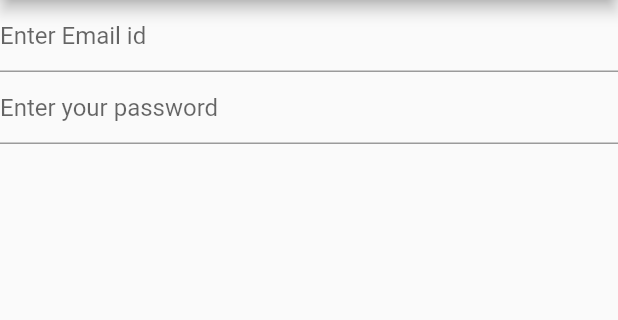
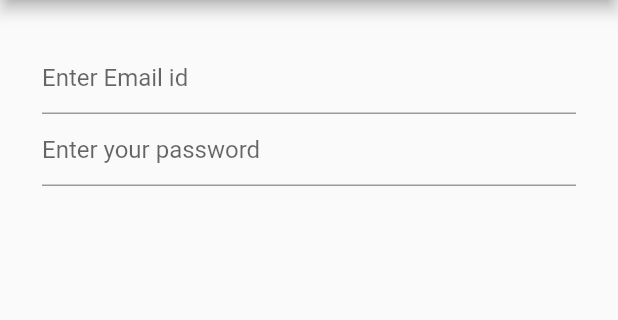
Before and after one commit to beshprakash11/login_tdd, a Flutter app: the screen it shows after launch, on a phone screen of 412 x 824 dp, the part 84-404 px from its top. Run offline on Flutter 3.47's test engine with Material 2 defaults, Android fonts, the phone set to English and light mode, and no system bars.

Commit message:
wrapped column with padding and password field updated2

```diff
--- a/lib/login_screen.dart
+++ b/lib/login_screen.dart
@@ -25,7 +25,9 @@ class _LoginScreenState extends State<LoginScreen> {
         title: const Text('Login'),
         leading: null,
       ),
-      body: Column(
+      body: Padding(
+        padding: const EdgeInsets.all(28.0),
+        child: Column(
           children: <Widget>[
             TextFormField(
               controller: _emailController,
@@ -35,7 +37,7 @@ class _LoginScreenState extends State<LoginScreen> {
               ),
             ),
             TextFormField(
-            controller: _emailController,
+              controller: _passwordController,
               key: const ValueKey('password'),
               decoration: const InputDecoration(
                 hintText: "Enter your password",
@@ -43,6 +45,7 @@ class _LoginScreenState extends State<LoginScreen> {
             ),
           ],
         ),
+      ),
     );
   }
 }
```
Lines whose indentation alone changed are shown as unchanged.
